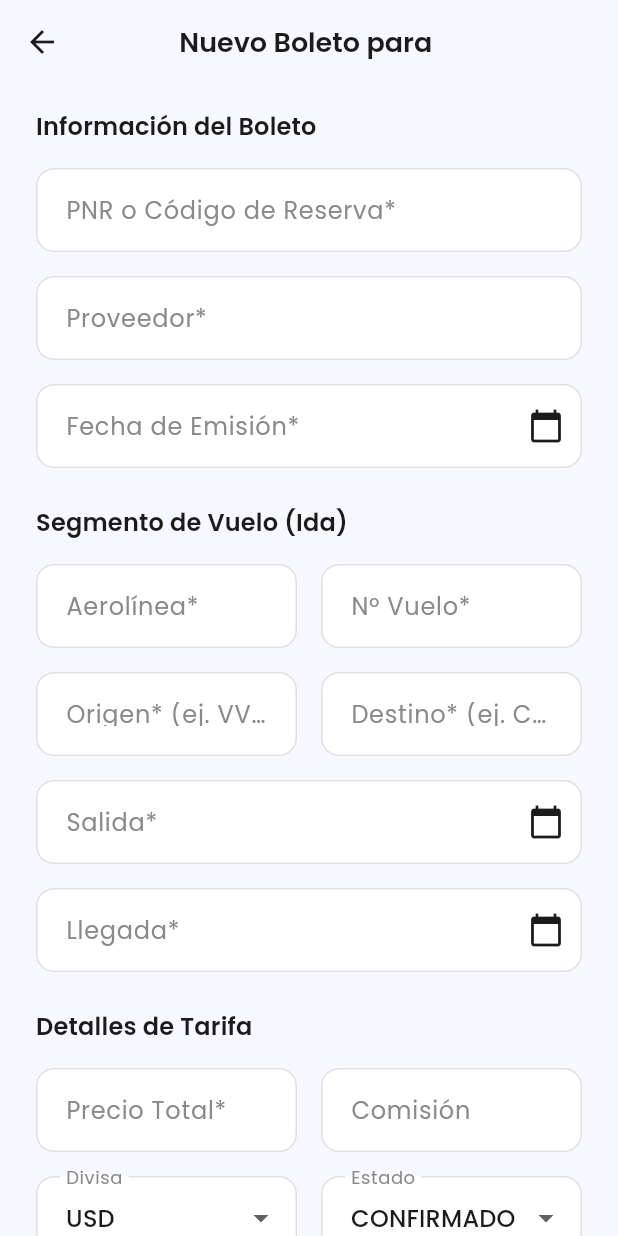
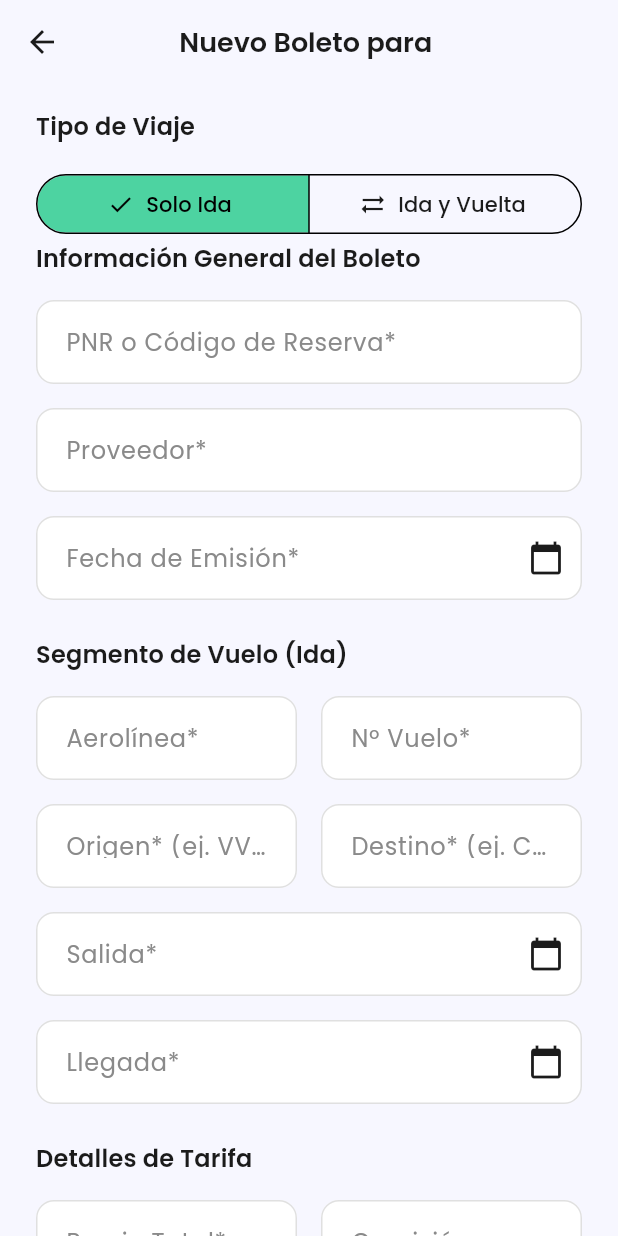
Before and after one commit to elmeryucradevs/wonder_trip_travel_crm, a Flutter app: the TicketCreationPage screen opened directly with empty values, on a phone screen of 412 x 824 dp. Run offline on Flutter 3.47's test engine with Material 3 defaults, Android fonts, the phone set to English and light mode, and no system bars; our stand-ins replace bloc, dartz, drift, equatable, flutter_bloc, flutter_dotenv and 3 more; accounts and stored records are empty; generated files the repository leaves out were written again.

Commit message:
feat(tickets): Conectar formulario de creación al BLoC y a la base de datos

```diff
--- a/lib/core/db/db_seeder.dart
+++ b/lib/core/db/db_seeder.dart
@@ -1,5 +1,4 @@
 import 'package:drift/drift.dart';
-import 'package:wonder_trip_travel_crm/core/db/dao/ticket_dao.dart';
 import 'database.dart';
 
 /// ---
--- a/lib/core/theme/theme.dart
+++ b/lib/core/theme/theme.dart
@@ -19,11 +19,9 @@ class AppTheme {
     colorScheme: const ColorScheme.light(
       primary: AppColors.primaryLight,
       secondary: AppColors.accentLight,
-      background: AppColors.backgroundLight,
       surface: AppColors.cardLight,
       onPrimary: Colors.white,
       onSecondary: Colors.black,
-      onBackground: AppColors.fontBodyLight,
       onSurface: AppColors.fontTitleLight,
     ),
     appBarTheme: const AppBarTheme(
--- a/lib/features/client_management/data/datasources/client_local_data_source.dart
+++ b/lib/features/client_management/data/datasources/client_local_data_source.dart
@@ -27,8 +27,7 @@ class ClientLocalDataSourceImpl implements IClientDataSource {
 
   final TicketDao ticketDao = sl<TicketDao>();
 
-  ClientLocalDataSourceImpl({required this.clientDao}) {
-  }
+  ClientLocalDataSourceImpl({required this.clientDao});
 
   /// ---
   /// Obtiene los clientes desde la base de datos real usando el DAO.
--- a/lib/features/ticket_management/presentation/bloc/ticket_creation_event.dart
+++ b/lib/features/ticket_management/presentation/bloc/ticket_creation_event.dart
@@ -15,17 +15,21 @@ class CreateTicketSubmitted extends TicketCreationEvent {
   final DateTime emissionDate;
   final String status;
   final String currency;
+  final String flightType;
   final double baseFare;
   final double totalPrice;
   final double? commission;
 
-  // Datos del Primer Segmento
+  // Datos del Segmento de Ida
   final String segmentAirline;
   final String segmentFlightNumber;
   final String segmentOrigin;
   final String segmentDestination;
   final DateTime segmentDepartureTime;
   final DateTime segmentArrivalTime;
+
+  // --- NUEVO CAMPO OPCIONAL PARA EL SEGMENTO DE VUELTA ---
+  final FlightSegmentEntity? returnSegment;
 
   const CreateTicketSubmitted({
     required this.clientId,
@@ -35,6 +39,7 @@ class CreateTicketSubmitted extends TicketCreationEvent {
     required this.emissionDate,
     required this.status,
     required this.currency,
+    required this.flightType,
     required this.baseFare,
     required this.totalPrice,
     this.commission,
@@ -44,6 +49,7 @@ class CreateTicketSubmitted extends TicketCreationEvent {
     required this.segmentDestination,
     required this.segmentDepartureTime,
     required this.segmentArrivalTime,
+    this.returnSegment,
   });
 
   @override
--- a/lib/features/ticket_management/presentation/pages/ticket_creation_page.dart
+++ b/lib/features/ticket_management/presentation/pages/ticket_creation_page.dart
@@ -4,6 +4,7 @@ import 'package:intl/intl.dart';
 import '../../../../core/config/injection_container.dart';
 import '../../../../core/theme/app_colors.dart';
 import '../../../client_management/domain/entities/client_entity.dart';
+import '../../domain/entities/flight_segment_entity.dart';
 import '../bloc/ticket_creation_bloc.dart';
 import '../bloc/ticket_list_bloc.dart';
 
@@ -58,6 +59,9 @@ class TicketCreationForm extends StatefulWidget {
 class _TicketCreationFormState extends State<TicketCreationForm> {
   final _formKey = GlobalKey<FormState>();
 
+  // Usamos un Set para el SegmentedButton, que contendrá el tipo seleccionado.
+  Set<String> _tripTypeSelection = {'OW'}; // Por defecto, 'OW' (One-Way)
+
   // Controladores para datos del BOLETO
   final _pnrController = TextEditingController();
   final _agentController = TextEditingController();
@@ -66,18 +70,27 @@ class _TicketCreationFormState extends State<TicketCreationForm> {
   final _commissionController = TextEditingController();
   String _selectedCurrency = 'USD';
   String _selectedStatus = 'CONFIRMADO';
+  DateTime? _selectedIssueDate;
 
-  // Controladores para el SEGMENTO DE VUELO
-  final _airlineController = TextEditingController();
-  final _flightNumController = TextEditingController();
-  final _originController = TextEditingController();
-  final _destinationController = TextEditingController();
-  final _departureDateController = TextEditingController();
-  final _arrivalDateController = TextEditingController();
+  // Controladores para el SEGMENTO DE IDA
+  final _outboundAirlineController = TextEditingController();
+  final _outboundFlightNumController = TextEditingController();
+  final _outboundOriginController = TextEditingController();
+  final _outboundDestinationController = TextEditingController();
+  final _outboundDepartureDateController = TextEditingController();
+  final _outboundArrivalDateController = TextEditingController();
+  DateTime? _selectedOutboundDepartureDate;
+  DateTime? _selectedOutboundArrivalDate;
 
-  DateTime? _selectedIssueDate;
-  DateTime? _selectedDepartureDate;
-  DateTime? _selectedArrivalDate;
+  // --- CONTROLADORES PARA EL SEGMENTO DE VUELTA ---
+  final _returnAirlineController = TextEditingController();
+  final _returnFlightNumController = TextEditingController();
+  final _returnOriginController = TextEditingController();
+  final _returnDestinationController = TextEditingController();
+  final _returnDepartureDateController = TextEditingController();
+  final _returnArrivalDateController = TextEditingController();
+  DateTime? _selectedReturnDepartureDate;
+  DateTime? _selectedReturnArrivalDate;
 
   @override
   void dispose() {
@@ -86,12 +99,20 @@ class _TicketCreationFormState extends State<TicketCreationForm> {
     _issueDateController.dispose();
     _totalPriceController.dispose();
     _commissionController.dispose();
-    _airlineController.dispose();
-    _flightNumController.dispose();
-    _originController.dispose();
-    _destinationController.dispose();
-    _departureDateController.dispose();
-    _arrivalDateController.dispose();
+
+    _outboundAirlineController.dispose();
+    _outboundFlightNumController.dispose();
+    _outboundOriginController.dispose();
+    _outboundDestinationController.dispose();
+    _outboundDepartureDateController.dispose();
+    _outboundArrivalDateController.dispose();
+
+    _returnAirlineController.dispose();
+    _returnFlightNumController.dispose();
+    _returnOriginController.dispose();
+    _returnDestinationController.dispose();
+    _returnDepartureDateController.dispose();
+    _returnArrivalDateController.dispose();
     super.dispose();
   }
 
@@ -127,6 +148,8 @@ class _TicketCreationFormState extends State<TicketCreationForm> {
 
   @override
   Widget build(BuildContext context) {
+    bool isRoundTrip = _tripTypeSelection.first == 'RT';
+
     return Form(
       key: _formKey,
       child: SingleChildScrollView(
@@ -134,10 +157,26 @@ class _TicketCreationFormState extends State<TicketCreationForm> {
         child: Column(
           crossAxisAlignment: CrossAxisAlignment.stretch,
           children: [
-            _buildSectionTitle(context, 'Información del Boleto'),
+            _buildSectionTitle(context, 'Tipo de Viaje'),
+            const SizedBox(height: 16),
+            // --- NUEVO SELECTOR OW/RT ---
+            SegmentedButton<String>(
+              segments: const <ButtonSegment<String>>[
+                ButtonSegment<String>(value: 'OW', label: Text('Solo Ida'), icon: Icon(Icons.arrow_forward)),
+                ButtonSegment<String>(value: 'RT', label: Text('Ida y Vuelta'), icon: Icon(Icons.sync_alt)),
+              ],
+              selected: _tripTypeSelection,
+              onSelectionChanged: (Set<String> newSelection) {
+                setState(() {
+                  _tripTypeSelection = newSelection;
+                });
+              },
+            ),
+            _buildSectionTitle(context, 'Información General del Boleto'),
             const SizedBox(height: 16),
             TextFormField(
               controller: _pnrController,
+              textCapitalization: TextCapitalization.characters,
               decoration: const InputDecoration(
                 labelText: 'PNR o Código de Reserva*',
               ),
@@ -163,83 +202,41 @@ class _TicketCreationFormState extends State<TicketCreationForm> {
                 (date) => _selectedIssueDate = date,
               ),
               validator: (v) => v!.isEmpty ? 'Requerido' : null,
-
             ),
 
             const SizedBox(height: 24),
             _buildSectionTitle(context, 'Segmento de Vuelo (Ida)'),
             const SizedBox(height: 16),
-            Row(
-              children: [
-                Expanded(
-                  child: TextFormField(
-                    controller: _airlineController,
-                    textCapitalization: TextCapitalization.characters,
-                    decoration: const InputDecoration(labelText: 'Aerolínea*'),
+            _buildFlightSegmentForm(
+              airlineController: _outboundAirlineController,
+              flightNumController: _outboundFlightNumController,
+              originController: _outboundOriginController,
+              destinationController: _outboundDestinationController,
+              departureDateController: _outboundDepartureDateController,
+              arrivalDateController: _outboundArrivalDateController,
+              onDepartureDateSelected: (date) => _selectedOutboundDepartureDate = date,
+              onArrivalDateSelected: (date) => _selectedOutboundArrivalDate = date,
             ),
-                ),
-                const SizedBox(width: 16),
-                Expanded(
-                  child: TextFormField(
-                    controller: _flightNumController,
-                    textCapitalization: TextCapitalization.characters,
-                    decoration: const InputDecoration(labelText: 'Nº Vuelo*'),
-                  ),
+
+            // --- RENDERIZADO CONDICIONAL DEL FORMULARIO DE VUELTA ---
+            if (isRoundTrip) ...[
+              const SizedBox(height: 24),
+              _buildSectionTitle(context, 'Segmento de Vuelo (Vuelta)'),
+              const SizedBox(height: 16),
+              _buildFlightSegmentForm(
+                airlineController: _returnAirlineController,
+                flightNumController: _returnFlightNumController,
+                originController: _returnOriginController,
+                destinationController: _returnDestinationController,
+                departureDateController: _returnDepartureDateController,
+                arrivalDateController: _returnArrivalDateController,
+                onDepartureDateSelected: (date) => _selectedReturnDepartureDate = date,
+                onArrivalDateSelected: (date) => _selectedReturnArrivalDate = date,
               ),
             ],
-            ),
-            const SizedBox(height: 16),
-            Row(
-              children: [
-                Expanded(
-                  child: TextFormField(
-                    controller: _originController,
-                    textCapitalization: TextCapitalization.characters,
-                    decoration: const InputDecoration(
-                      labelText: 'Origen* (ej. VVI)',
-                    ),
-                  ),
-                ),
-                const SizedBox(width: 16),
-                Expanded(
-                  child: TextFormField(
-                    controller: _destinationController,
-                    textCapitalization: TextCapitalization.characters,
-                    decoration: const InputDecoration(
-                      labelText: 'Destino* (ej. CBB)',
-                    ),
-                  ),
-                ),
-              ],
-            ),
-            const SizedBox(height: 16),
-            TextFormField(
-              controller: _departureDateController,
-              decoration: const InputDecoration(
-                labelText: 'Salida*',
-                suffixIcon: Icon(Icons.calendar_today),
-              ),
-              readOnly: true,
-              onTap: () => _selectDateTime(
-                context,
-                _departureDateController,
-                (date) => _selectedDepartureDate = date,
-              ),
-            ),
-            const SizedBox(height: 16),
-            TextFormField(
-              controller: _arrivalDateController,
-              decoration: const InputDecoration(
-                labelText: 'Llegada*',
-                suffixIcon: Icon(Icons.calendar_today),
-              ),
-              readOnly: true,
-              onTap: () => _selectDateTime(
-                context,
-                _arrivalDateController,
-                (date) => _selectedArrivalDate = date,
-              ),
-            ),
+
+
+
 
             const SizedBox(height: 24),
             _buildSectionTitle(context, 'Detalles de Tarifa'),
@@ -320,6 +317,41 @@ class _TicketCreationFormState extends State<TicketCreationForm> {
                 return ElevatedButton(
                   onPressed: () {
                     if (_formKey.currentState!.validate()) {
+                      // Validamos que todas las fechas necesarias han sido seleccionadas
+                      if (_selectedIssueDate == null ||
+                          _selectedOutboundDepartureDate == null ||
+                          _selectedOutboundArrivalDate == null) {
+                        ScaffoldMessenger.of(context).showSnackBar(
+                          const SnackBar(content: Text('Por favor, complete todas las fechas requeridas.')),
+                        );
+                        return;
+                      }
+
+                      // Si es ida y vuelta, validamos también las fechas de vuelta
+                      if (_tripTypeSelection.first == 'RT' &&
+                          (_selectedReturnDepartureDate == null ||
+                          _selectedReturnArrivalDate == null)) {
+                        ScaffoldMessenger.of(context).showSnackBar(
+                          const SnackBar(content: Text('Por favor, complete las fechas del segmento de vuelta.')),
+                        );
+                        return;
+                      }
+
+                      // Creamos el segmento de vuelta si es necesario
+                      FlightSegmentEntity? returnSegment;
+                      if (_tripTypeSelection.first == 'RT') {
+                        returnSegment = FlightSegmentEntity(
+                          id: 0, ticketId: 0,
+                          airlineCode: _returnAirlineController.text,
+                          flightNumber: _returnFlightNumController.text,
+                          origin: _returnOriginController.text,
+                          destination: _returnDestinationController.text,
+                          departureDate: _selectedReturnDepartureDate!,
+                          arrivalDate: _selectedReturnArrivalDate!,
+                        );
+                      }
+
+                      // Despachamos el evento al BLoC
                       context.read<TicketCreationBloc>().add(
                             CreateTicketSubmitted(
                               clientId: widget.client.id,
@@ -328,19 +360,17 @@ class _TicketCreationFormState extends State<TicketCreationForm> {
                               emissionDate: _selectedIssueDate!,
                               status: _selectedStatus,
                               currency: _selectedCurrency,
-                          totalPrice:
-                              double.tryParse(_totalPriceController.text) ??
-                              0.0,
-                          commission: double.tryParse(
-                            _commissionController.text,
-                          ),
+                              flightType: _tripTypeSelection.first,
+                              totalPrice: double.tryParse(_totalPriceController.text) ?? 0.0,
+                              commission: double.tryParse(_commissionController.text),
                               baseFare: 0.0, // TODO: Calcular esto
-                          segmentAirline: _airlineController.text,
-                          segmentFlightNumber: _flightNumController.text,
-                          segmentOrigin: _originController.text,
-                          segmentDestination: _destinationController.text,
-                          segmentDepartureTime: _selectedDepartureDate!,
-                          segmentArrivalTime: _selectedArrivalDate!,
+                              segmentAirline: _outboundAirlineController.text,
+                              segmentFlightNumber: _outboundFlightNumController.text,
+                              segmentOrigin: _outboundOriginController.text,
+                              segmentDestination: _outboundDestinationController.text,
+                              segmentDepartureTime: _selectedOutboundDepartureDate!,
+                              segmentArrivalTime: _selectedOutboundArrivalDate!,
+                              returnSegment: returnSegment,
                             ),
                           );
                     }
@@ -364,4 +394,27 @@ class _TicketCreationFormState extends State<TicketCreationForm> {
       ),
     );
   }
+
+  Widget _buildFlightSegmentForm({
+    required TextEditingController airlineController,
+    required TextEditingController flightNumController,
+    required TextEditingController originController,
+    required TextEditingController destinationController,
+    required TextEditingController departureDateController,
+    required TextEditingController arrivalDateController,
+    required Function(DateTime) onDepartureDateSelected,
+    required Function(DateTime) onArrivalDateSelected,
+  }) {
+    return Column(
+      children: [
+        Row(children: [ Expanded(child: TextFormField(controller: airlineController, textCapitalization: TextCapitalization.characters, decoration: const InputDecoration(labelText: 'Aerolínea*'), validator: (v) => v!.isEmpty ? 'Requerido' : null)), const SizedBox(width: 16), Expanded(child: TextFormField(controller: flightNumController, textCapitalization: TextCapitalization.characters, decoration: const InputDecoration(labelText: 'Nº Vuelo*'), validator: (v) => v!.isEmpty ? 'Requerido' : null))]),
+        const SizedBox(height: 16),
+        Row(children: [ Expanded(child: TextFormField(controller: originController, textCapitalization: TextCapitalization.characters, decoration: const InputDecoration(labelText: 'Origen* (ej. VVI)'), validator: (v) => v!.isEmpty ? 'Requerido' : null)), const SizedBox(width: 16), Expanded(child: TextFormField(controller: destinationController, textCapitalization: TextCapitalization.characters, decoration: const InputDecoration(labelText: 'Destino* (ej. CBB)'), validator: (v) => v!.isEmpty ? 'Requerido' : null))]),
+        const SizedBox(height: 16),
+        TextFormField(controller: departureDateController, decoration: const InputDecoration(labelText: 'Salida*', suffixIcon: Icon(Icons.calendar_today)), readOnly: true, onTap: () => _selectDateTime(context, departureDateController, onDepartureDateSelected), validator: (v) => v!.isEmpty ? 'Requerido' : null),
+        const SizedBox(height: 16),
+        TextFormField(controller: arrivalDateController, decoration: const InputDecoration(labelText: 'Llegada*', suffixIcon: Icon(Icons.calendar_today)), readOnly: true, onTap: () => _selectDateTime(context, arrivalDateController, onArrivalDateSelected), validator: (v) => v!.isEmpty ? 'Requerido' : null),
+      ],
+    );
   }
+}
--- a/lib/features/ticket_management/presentation/pages/ticket_list_page.dart
+++ b/lib/features/ticket_management/presentation/pages/ticket_list_page.dart
@@ -3,7 +3,6 @@ import 'package:flutter_bloc/flutter_bloc.dart';
 import 'package:wonder_trip_travel_crm/features/ticket_management/presentation/pages/ticket_creation_page.dart';
 import '../../../../core/config/injection_container.dart';
 import '../../../client_management/domain/entities/client_entity.dart';
-import '../../domain/entities/ticket_entity.dart';
 import '../bloc/ticket_list_bloc.dart';
 import '../widgets/ticket_list_item.dart';
 
--- a/lib/features/ticket_management/ticket_management_injection.dart
+++ b/lib/features/ticket_management/ticket_management_injection.dart
@@ -1,4 +1,3 @@
-import 'package:get_it/get_it.dart';
 import '../../core/config/injection_container.dart';
 import 'data/datasources/ticket_local_data_source.dart';
 import 'data/repositories/ticket_repository_impl.dart';
```
Also changed, not shown: lib/features/ticket_management/presentation/bloc/ticket_creation_bloc.dart (+23 -8 lines), pubspec.lock. Lines whose indentation alone changed are shown as unchanged.
